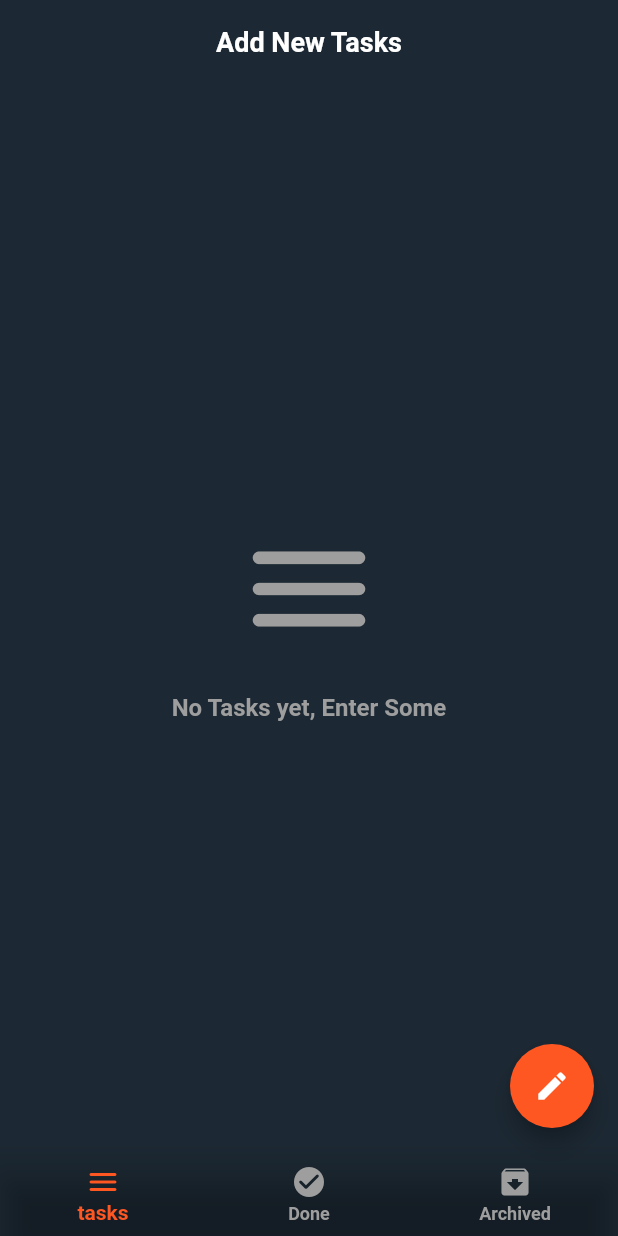
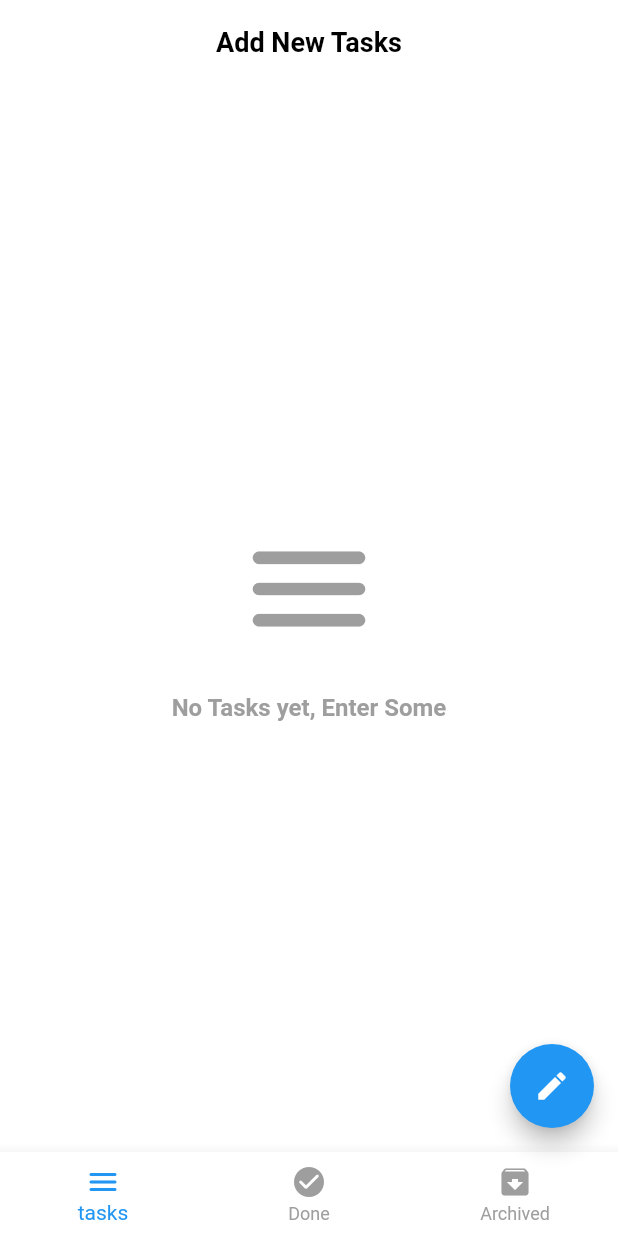
Before and after one commit to ahmedsabry10/Tasks_Project, a Flutter app: the screen it shows after launch, on a phone screen of 412 x 824 dp. Run offline on Flutter 3.47's test engine with Material 2 defaults, Android fonts, the light colour scheme and no system bars; our stand-ins replace bloc, conditional_builder, flutter_bloc, hexcolor, shared_preferences, sqflite; accounts and stored records are empty.

Commit message:
New Version

```diff
--- a/lib/home_layout.dart
+++ b/lib/home_layout.dart
@@ -62,7 +62,7 @@ class Test extends StatelessWidget {
                   scaffoldKey.currentState.showBottomSheet((context) =>
                       Container(
                         padding: EdgeInsets.all(20.0),
-                        color:HexColor('#2C3E50'),
+                        color:Colors.grey[300],
                         child: Form(
                           key: formKey,
                           child: Column(
--- a/lib/main.dart
+++ b/lib/main.dart
@@ -16,53 +16,39 @@ class MyApp extends StatelessWidget {
     Bloc.observer = MyBlocObserver();
     return MaterialApp(
       theme: ThemeData(
-        floatingActionButtonTheme: FloatingActionButtonThemeData(
-
+          primarySwatch: Colors.blue,
+          scaffoldBackgroundColor:Colors.white,
+          appBarTheme: AppBarTheme(
+              titleSpacing: 20.0,
+              backgroundColor: Colors.white,
+              elevation: 0.0,
+              backwardsCompatibility: false,
+              systemOverlayStyle: SystemUiOverlayStyle(
+                statusBarIconBrightness: Brightness.dark,
+                statusBarColor: Colors.white,
               ),
-        buttonTheme: ButtonThemeData(),
-        drawerTheme: DrawerThemeData(
-          backgroundColor: HexColor('#1C2833'),
-        ),
-        scaffoldBackgroundColor: HexColor('#1C2833'),
-        primarySwatch: Colors.deepOrange,
-        backgroundColor: HexColor('#1C2833'),
-        appBarTheme: AppBarTheme(
-          backgroundColor:  HexColor('#1C2833'),
-          titleSpacing: 20.0,
-          backwardsCompatibility: false,
-          elevation: 0.0,
-          systemOverlayStyle: SystemUiOverlayStyle(
-            statusBarIconBrightness: Brightness.light,
-            statusBarColor: HexColor('#1C2833 '),
-          ),
-          titleTextStyle: const TextStyle(
-            color: Colors.white,
+              titleTextStyle: TextStyle(
+                color: Colors.black,
                 fontSize: 18.0,
                 fontWeight: FontWeight.bold,
               ),
-          iconTheme: const IconThemeData(
-            color: Colors.white,
-          ),
+              iconTheme: IconThemeData(
+                color: Colors.black,
+              )
           ),
           bottomNavigationBarTheme: BottomNavigationBarThemeData(
             type: BottomNavigationBarType.fixed,
-          selectedItemColor: Colors.deepOrange,
+            selectedItemColor: Colors.blue,
             unselectedItemColor: Colors.grey,
-          backgroundColor: HexColor('#1C2833 '),
+            backgroundColor: Colors.white,
           ),
-        textTheme: const TextTheme(
+          textTheme: TextTheme(
               bodyText1: TextStyle(
-            color: Colors.white,
                 fontSize: 18.0,
                 fontWeight: FontWeight.w600,
-          ),
-          bodyText2: TextStyle(
-            color: Colors.white,
-            fontSize: 16.0,
-            fontWeight: FontWeight.w600,
-          ),
-        ),
-
+                color: Colors.black,
+              )
+          )
       ),
       home:Test(),
       debugShowCheckedModeBanner: false,
--- a/lib/modules/archivedtasks/archivedtasks.dart
+++ b/lib/modules/archivedtasks/archivedtasks.dart
@@ -24,8 +24,8 @@ class ArchivedTask extends StatelessWidget {
               itemBuilder: (context,index)=>buildTaskItem(tasks[index] , context),
               separatorBuilder: (context,index)=>Container(
                 width: double.infinity,
-                height: 1.0,
-                color: HexColor('#283747'),
+                height: .5,
+                color: Colors.grey[300],
               ),
               itemCount: tasks.length,
             ),
--- a/lib/modules/donetasks/donetasks.dart
+++ b/lib/modules/donetasks/donetasks.dart
@@ -24,8 +24,8 @@ class DoneTask extends StatelessWidget {
               itemBuilder: (context,index)=>buildTaskItem(tasks[index] , context),
               separatorBuilder: (context,index)=>Container(
                 width: double.infinity,
-                height: 1.0,
-                color: HexColor('#283747'),
+                height: 0.5,
+                color:Colors.grey[300]
               ),
               itemCount: tasks.length,
             ),
--- a/lib/modules/newtasks/newtasks.dart
+++ b/lib/modules/newtasks/newtasks.dart
@@ -26,8 +26,8 @@ class NewTask extends StatelessWidget {
 
           separatorBuilder: (context,index)=>Container(
             width: double.infinity,
-            height: 1.0,
-            color: HexColor('#283747'),
+            height: .5,
+            color: Colors.grey[300],
 
           ),
           itemCount: tasks.length,
```
Also changed, not shown: lib/components/components.dart (+60 -2 lines). Lines whose indentation alone changed are shown as unchanged.
